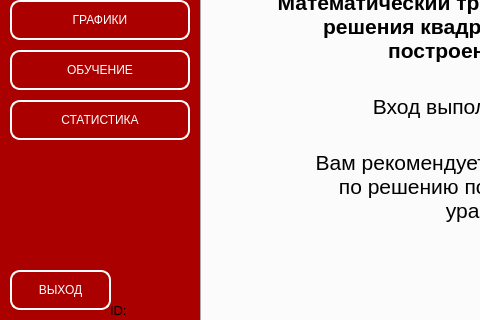
AlexeyGrushev/math_course_work, file GUI/main.ui: the form before one commit; both pictures show x 0 to 480 and y 230 to 550 of the 800 by 550 pixel window.
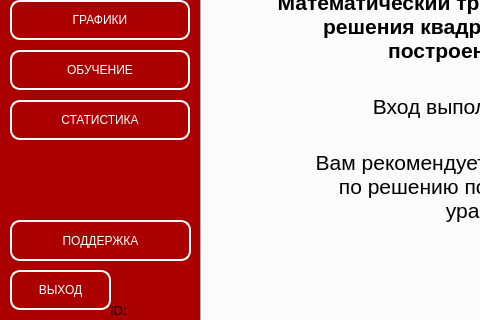
The form after the commit. Icons and pictures are not drawn.

Diff of the .ui file:
```diff
--- a/GUI/main.ui
+++ b/GUI/main.ui
@@ -2420,6 +2420,48 @@
      </size>
     </property>
    </widget>
+   <widget class="QPushButton" name="tech_supportBtn">
+    <property name="geometry">
+     <rect>
+      <x>10</x>
+      <y>450</y>
+      <width>181</width>
+      <height>41</height>
+     </rect>
+    </property>
+    <property name="styleSheet">
+     <string notr="true">QPushButton{
+	
+	font: 87 14pt &quot;Arial&quot;;
+	color: white;
+	background-color: #aa0000;
+	border: 2px solid white;
+	border-radius: 10px;
+}
+QPushButton:hover {
+    background: rgb(125, 0, 0)
+
+    }
+QPushButton:pressed {
+    border-style: inset;
+    background: rgb(85, 85, 85);
+    }</string>
+    </property>
+    <property name="text">
+     <string>ПОДДЕРЖКА</string>
+    </property>
+    <property name="icon">
+     <iconset>
+      <normalon>../data/img/telegram.png</normalon>
+     </iconset>
+    </property>
+    <property name="iconSize">
+     <size>
+      <width>30</width>
+      <height>30</height>
+     </size>
+    </property>
+   </widget>
   </widget>
  </widget>
  <resources/>
```
